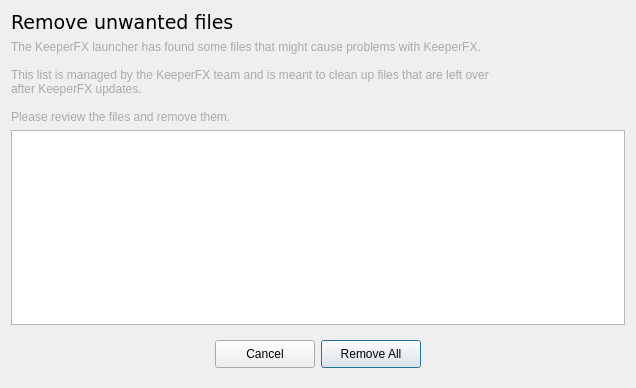
Old version of the form ui/fileremoverdialog.ui in the repository yani/keeperfx-launcher-qt.
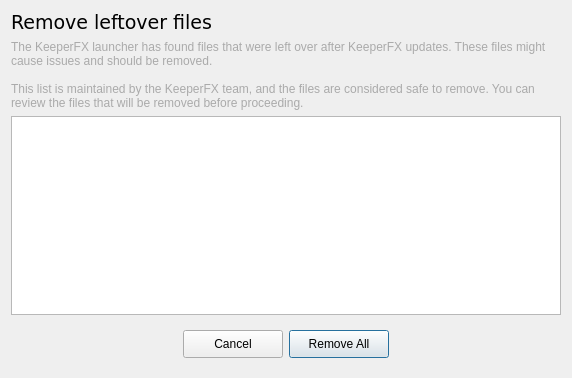
New version of the form. Icons and pictures are not drawn.

Commit message: update file removal dialog text

Patch:
```diff
--- a/ui/fileremoverdialog.ui
+++ b/ui/fileremoverdialog.ui
@@ -6,8 +6,8 @@
    <rect>
     <x>0</x>
     <y>0</y>
-    <width>636</width>
-    <height>388</height>
+    <width>572</width>
+    <height>378</height>
    </rect>
   </property>
   <property name="windowTitle">
@@ -36,7 +36,7 @@
       </font>
      </property>
      <property name="text">
-      <string comment="Header">Remove unwanted files</string>
+      <string comment="Header">Remove leftover files</string>
      </property>
      <property name="margin">
       <number>10</number>
@@ -60,12 +60,9 @@
 }</string>
      </property>
      <property name="text">
-      <string comment="Information Label">The KeeperFX launcher has found some files that might cause problems with KeeperFX.
+      <string comment="Information Label">The KeeperFX launcher has found files that were left over after KeeperFX updates. These files might cause issues and should be removed.
 
-This list is managed by the KeeperFX team and is meant to clean up files that are left over
-after KeeperFX updates. 
-
-Please review the files and remove them.</string>
+This list is maintained by the KeeperFX team, and the files are considered safe to remove. You can review the files that will be removed before proceeding.</string>
      </property>
      <property name="alignment">
       <set>Qt::AlignmentFlag::AlignLeading|Qt::AlignmentFlag::AlignLeft|Qt::AlignmentFlag::AlignTop</set>
```
The commit also changes 2 other files.
